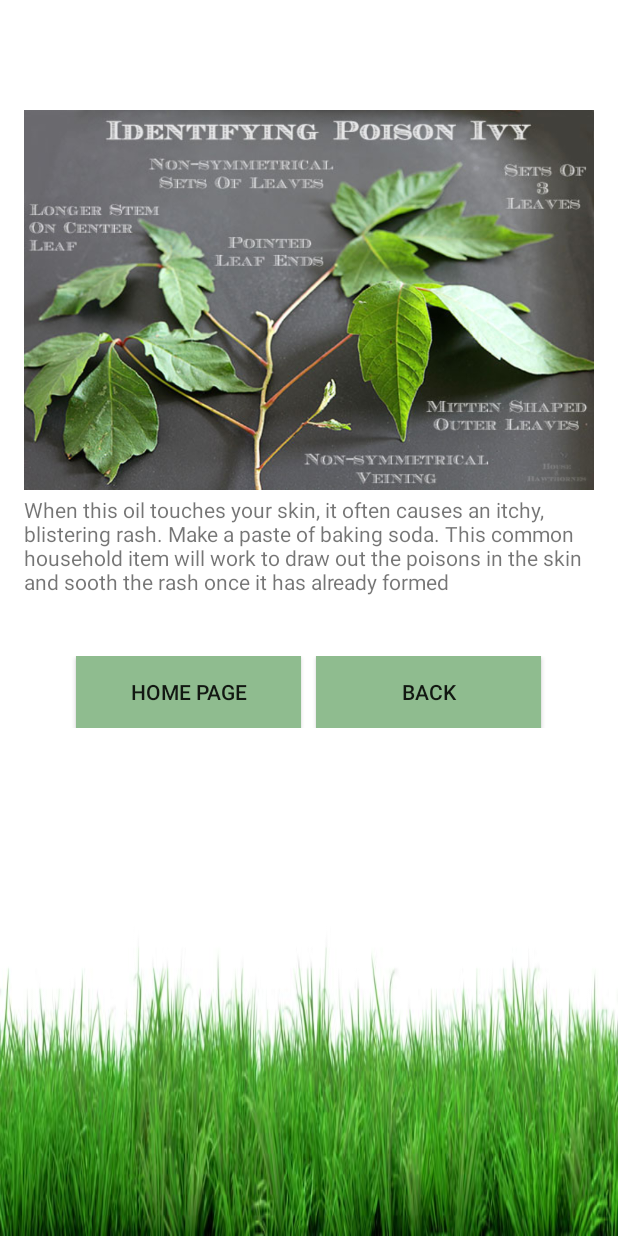
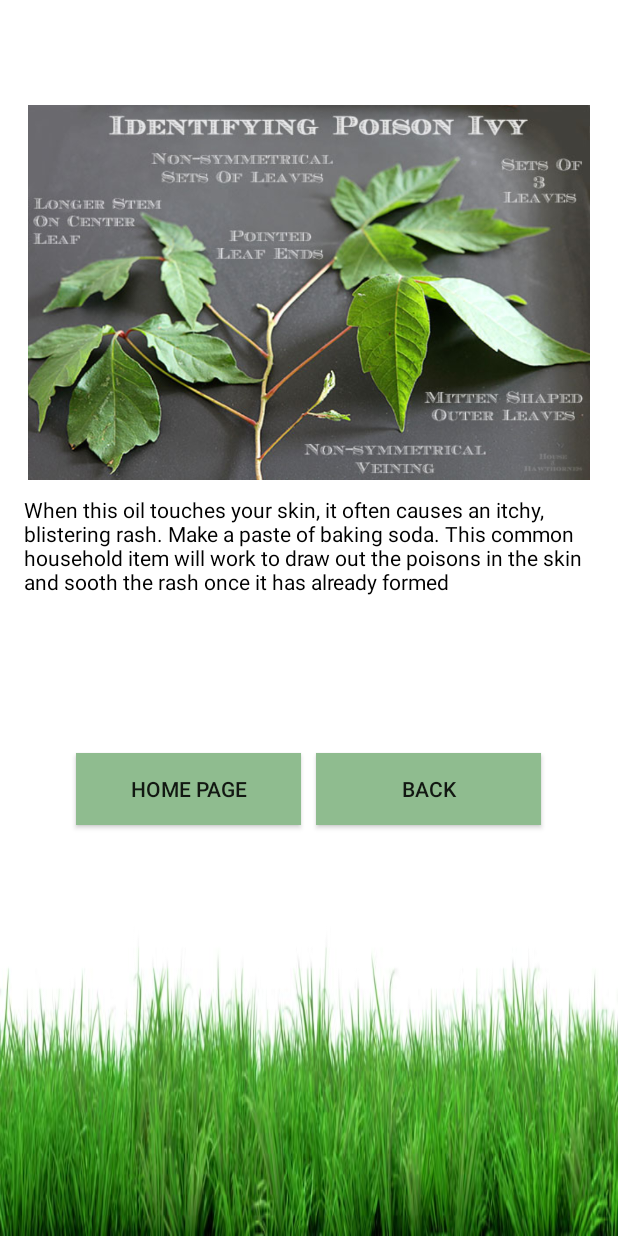
Before and after one commit to SmartyPlantsMC/SmartyPlants, an Android app: the PlantPage screen opened directly, with no data from a screen before it, after a tap on "MORE INFO", on a phone screen of 412 x 824 dp. Run offline under Robolectric (Android 15) with nearby library versions, the phone set to English and light mode, and no system bars; our stand-ins replace AdMob; 20 statements that could not run were skipped.

Commit message:
formatted more info xml to match plant page object locations. Corrected ad banner not showing on some plant pages.

```diff
--- a/app/src/main/res/layout/activity_main.xml
+++ b/app/src/main/res/layout/activity_main.xml
@@ -70,6 +70,7 @@
 
 </LinearLayout>
     <com.google.android.gms.ads.AdView
+        android:layout_marginTop="10dp"
         android:id="@+id/adView"
         android:layout_width="wrap_content"
         android:layout_height="wrap_content"
--- a/app/src/main/res/layout/activity_more_info.xml
+++ b/app/src/main/res/layout/activity_more_info.xml
@@ -5,7 +5,6 @@
     xmlns:tools="http://schemas.android.com/tools"
     android:layout_width="match_parent"
     android:layout_height="match_parent"
-    android:paddingBottom="@dimen/activity_vertical_margin"
     android:paddingLeft="@dimen/activity_horizontal_margin"
     android:paddingRight="@dimen/activity_horizontal_margin"
     android:paddingTop="@dimen/activity_vertical_margin"
@@ -14,43 +13,44 @@
     tools:context="com.example.denis.smartyplants.MoreInfo">
 
 
-    <LinearLayout
+
+
+
+    <TextView
         android:layout_width="wrap_content"
         android:layout_height="wrap_content"
-        android:orientation="vertical">
-        <TextView
-            android:layout_width="wrap_content"
-            android:layout_height="wrap_content"
-            android:layout_gravity="center"
+        android:layout_gravity="center"
 
-            android:id="@+id/MoreInfoPlantName"
-            android:textColor="@color/Black"
-            android:textSize="40dp"
-            />
-    <ImageView
-        android:layout_width="match_parent"
-        android:layout_height="260dp"
+        android:id="@+id/MoreInfoPlantName"
+        android:textColor="@color/Black"
+        android:textSize="40dp" />
+
+        <ImageView
+        android:layout_width="400dp"
+        android:layout_height="250dp"
         android:id="@+id/MoreInfo_Pic"
+        android:layout_gravity="center"
         android:src="@drawable/identifypoisonivy"/>
 
     <TextView
-
+        android:textColor="@color/Black"
+        android:layout_marginTop="10dp"
         android:id="@+id/MoreInfo_Desc"
         android:layout_width="wrap_content"
         android:layout_height="wrap_content"
         android:text="@string/PoisonIvyMore" />
 
-    </LinearLayout>
 
 
     <LinearLayout
         android:layout_width="match_parent"
         android:layout_height="wrap_content"
-        android:layout_marginTop="40dp"
+        android:layout_weight="1"
         android:gravity="center"
         android:orientation="horizontal">
 
         <Button
+            android:layout_marginTop="10dp"
             android:id="@+id/MoreInfo_Home"
             android:layout_width="150dp"
             android:layout_height="wrap_content"
@@ -59,6 +59,7 @@
             android:text="Home Page" />
 
         <Button
+            android:layout_marginTop="10dp"
             android:id="@+id/MoreInfo_Back"
             android:layout_width="150dp"
             android:layout_height="wrap_content"
@@ -69,6 +70,8 @@
 
     </LinearLayout>
     <com.google.android.gms.ads.AdView
+        android:layout_weight="1"
+        android:layout_marginTop="10dp"
         android:id="@+id/adViewMI"
         android:layout_width="wrap_content"
         android:layout_height="wrap_content"
```
Also changed, not shown: app/src/main/res/layout/activity_plant_page.xml (+9 -7 lines).
